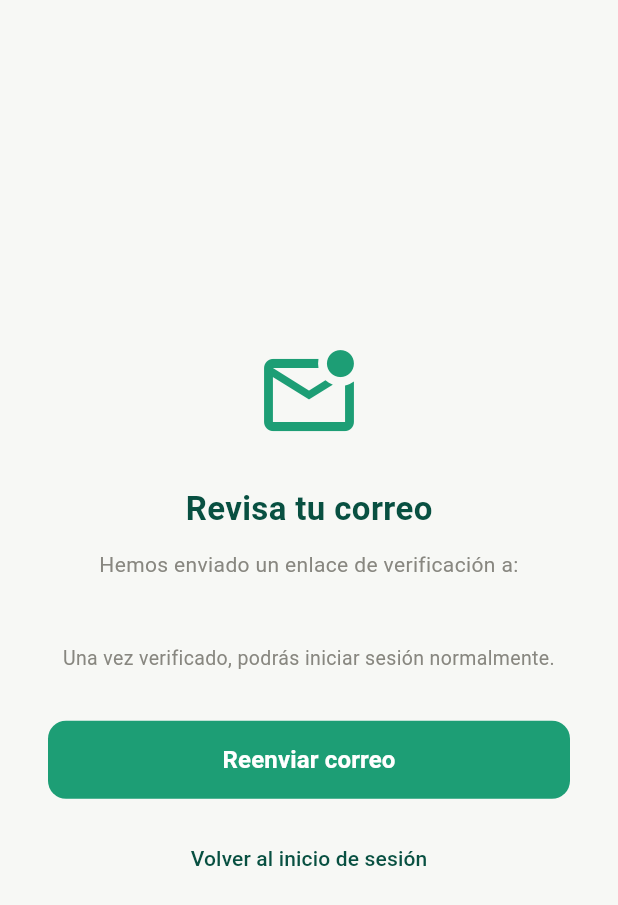
After one commit to INGDavidMora2005/uniconnect-uceva, a Flutter app: the EmailVerificationScreen screen opened by its route, on a phone screen of 412 x 824 dp. The commit adds this screen. Shown: the top 905 px of the screen. Run offline on Flutter 3.47's test engine with Material 3 defaults, Android fonts, the light colour scheme and no system bars; our stand-ins replace cloud_firestore, firebase_auth, firebase_core, firebase_messaging, flutter_local_notifications, flutter_map and 6 more; missing offline and left inert: encrypt, pointycastle; accounts and stored records are empty.

Commit message:
logica verificacion de correos

```diff
--- a/lib/main.dart
+++ b/lib/main.dart
@@ -5,6 +5,7 @@ import 'screens/splash_screen.dart';
 import 'screens/login_screen.dart';
 import 'screens/moderation_panel_screen.dart';
 import 'screens/crypto_test_screen.dart';
+import 'screens/email_verification_screen.dart';
 import 'services/notification_service.dart';
 
 void main() async {
@@ -29,6 +30,7 @@ class UniConnectApp extends StatelessWidget {
         '/login': (context) => const LoginScreen(),
         '/admin/moderation': (context) => const ModerationPanelScreen(),
         '/crypto-test': (context) => const CryptoTestScreen(),
+        '/email-verification': (context) => const EmailVerificationScreen(email: ''),
       },
     );
   }
--- /dev/null
+++ b/lib/screens/email_verification_screen.dart
@@ -0,0 +1,156 @@
+import 'dart:async';
+import 'package:flutter/material.dart';
+import '../theme/app_theme.dart';
+import '../widgets/primary_button.dart';
+import '../services/auth_service.dart';
+
+class EmailVerificationScreen extends StatefulWidget {
+  final String email;
+  const EmailVerificationScreen({super.key, required this.email});
+
+  @override
+  State<EmailVerificationScreen> createState() => _EmailVerificationScreenState();
+}
+
+class _EmailVerificationScreenState extends State<EmailVerificationScreen> {
+  int _countdown = 0;
+  Timer? _timer;
+  bool _isLoading = false;
+
+  @override
+  void dispose() {
+    _timer?.cancel();
+    super.dispose();
+  }
+
+  void _startCountdown() {
+    setState(() => _countdown = 60);
+    _timer?.cancel();
+    _timer = Timer.periodic(const Duration(seconds: 1), (timer) {
+      if (!mounted) {
+        timer.cancel();
+        return;
+      }
+      if (_countdown <= 1) {
+        timer.cancel();
+        setState(() => _countdown = 0);
+      } else {
+        setState(() => _countdown--);
+      }
+    });
+  }
+
+  Future<void> _handleResend() async {
+    if (_countdown > 0) return;
+
+    setState(() => _isLoading = true);
+    final result = await AuthService().sendVerificationEmail();
+    setState(() => _isLoading = false);
+
+    if (!mounted) return;
+
+    if (result == 'sent') {
+      ScaffoldMessenger.of(context).showSnackBar(
+        const SnackBar(
+          content: Text('Correo reenviado. Revisa tu bandeja de entrada.'),
+          backgroundColor: AppColors.accentGreen,
+        ),
+      );
+      _startCountdown();
+    } else if (result == 'too_many_requests') {
+      ScaffoldMessenger.of(context).showSnackBar(
+        const SnackBar(
+          content: Text('Demasiados intentos. Espera antes de reenviar.'),
+          backgroundColor: Colors.redAccent,
+        ),
+      );
+    } else {
+      ScaffoldMessenger.of(context).showSnackBar(
+        SnackBar(content: Text(result), backgroundColor: Colors.redAccent),
+      );
+    }
+  }
+
+  @override
+  Widget build(BuildContext context) {
+    return Scaffold(
+      backgroundColor: AppColors.backgroundApp,
+      body: SafeArea(
+        child: Center(
+          child: Padding(
+            padding: const EdgeInsets.symmetric(horizontal: 32),
+            child: Column(
+              mainAxisAlignment: MainAxisAlignment.center,
+              children: [
+                // Ícono
+                Icon(
+                  Icons.mark_email_unread_outlined,
+                  color: AppColors.accentGreen,
+                  size: 72,
+                ),
+                const SizedBox(height: 24),
+                // Título
+                const Text(
+                  'Revisa tu correo',
+                  style: TextStyle(
+                    fontSize: 22,
+                    fontWeight: FontWeight.bold,
+                    color: AppColors.primaryGreen,
+                  ),
+                ),
+                const SizedBox(height: 12),
+                // Subtítulo
+                const Text(
+                  'Hemos enviado un enlace de verificación a:',
+                  style: TextStyle(
+                    fontSize: 14,
+                    color: AppColors.textLight,
+                  ),
+                  textAlign: TextAlign.center,
+                ),
+                const SizedBox(height: 6),
+                // Email mostrado
+                Text(
+                  widget.email,
+                  style: const TextStyle(
+                    fontSize: 15,
+                    fontWeight: FontWeight.bold,
+                    color: AppColors.textDark,
+                  ),
+                  textAlign: TextAlign.center,
+                ),
+                const SizedBox(height: 16),
+                //Texto explicativo
+                const Text(
+                  'Una vez verificado, podrás iniciar sesión normalmente.',
+                  style: TextStyle(
+                    fontSize: 13,
+                    color: AppColors.textLight,
+                  ),
+                  textAlign: TextAlign.center,
+                ),
+                const SizedBox(height: 32),
+                // Botón Reenviar
+                PrimaryButton(
+                  text: _countdown > 0 ? 'Reenviar en ${_countdown}s' : 'Reenviar correo',
+                  onPressed: _handleResend,
+                  isLoading: _isLoading,
+                ),
+                const SizedBox(height: 16),
+                // Botón Volver al inicio de sesión
+                TextButton(
+                  onPressed: () async {
+                    await AuthService().logout();
+                    if (!mounted) return;
+                    Navigator.pushReplacementNamed(context, '/login');
+                  },
+                  child: const Text('Volver al inicio de sesión'),
+                ),
+              ],
+            ),
+          ),
+        ),
+      ),
+    );
+  }
+}
```
Also changed, not shown: lib/screens/login_screen.dart (+15 -1 lines), lib/screens/register_screen.dart (+18 -1 lines), lib/screens/splash_screen.dart (+19 -9 lines), lib/services/auth_service.dart (+39 -4 lines).
